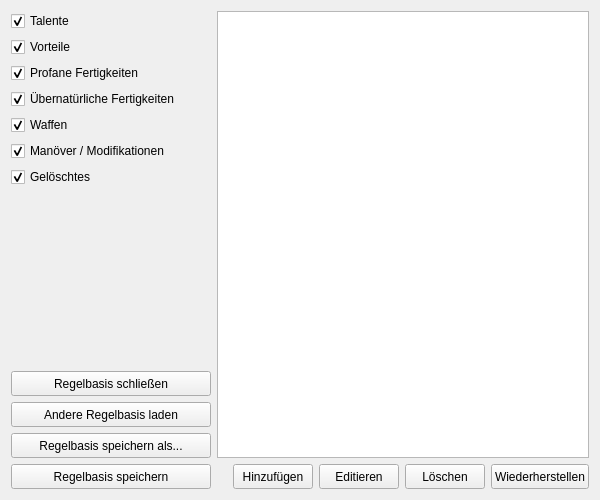
Old version of the form UI/DatenbankMain.ui in the repository Aeolitus/Sephrasto.
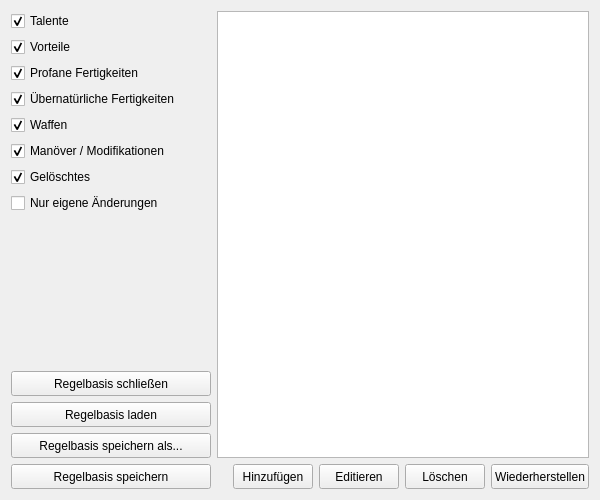
New version of the form.

Commit message: Database edit: user db elements now have a green background so they can be easier distinguished. Added filter to show only user added elements. Removed 'Andere' from 'Andere Regelbasis laden'.

Patch:
```diff
--- a/UI/DatenbankMain.ui
+++ b/UI/DatenbankMain.ui
@@ -100,6 +100,16 @@
          </property>
         </widget>
        </item>
+       <item>
+        <widget class="QCheckBox" name="showUserAdded">
+         <property name="text">
+          <string>Nur eigene Änderungen</string>
+         </property>
+         <property name="checked">
+          <bool>false</bool>
+         </property>
+        </widget>
+       </item>
        <item>
         <spacer name="verticalSpacer">
          <property name="orientation">
@@ -135,7 +145,7 @@
           </size>
          </property>
          <property name="text">
-          <string>Andere Regelbasis laden</string>
+          <string>Regelbasis laden</string>
          </property>
         </widget>
        </item>
```
The commit also changes 2 other files.
